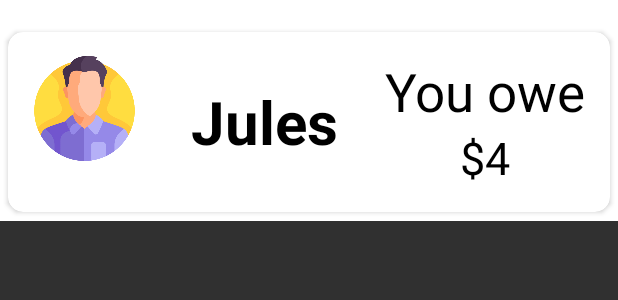
After one commit to Micrell/splitpal, an Android app: the layout item_group.xml on its own in the app's theme, with its tools: preview values and no code run, on a phone screen of 412 x 824 dp. The commit adds this screen. Shown: the top 300 px of the screen. Run offline under Robolectric (Android 15) with nearby library versions, the phone set to English and light mode, and no system bars; Roboto replaces fonts that are not available here.

Commit message:
Added profile item

```diff
--- /dev/null
+++ b/splitpal/app/src/main/res/layout/item_group.xml
@@ -0,0 +1,93 @@
+<?xml version="1.0" encoding="utf-8"?>
+<androidx.constraintlayout.widget.ConstraintLayout xmlns:android="http://schemas.android.com/apk/res/android"
+    xmlns:app="http://schemas.android.com/apk/res-auto"
+    xmlns:tools="http://schemas.android.com/tools"
+    android:layout_width="match_parent"
+    android:layout_height="wrap_content"
+    android:background="@color/white"
+    android:orientation="vertical">
+
+
+    <FrameLayout
+        android:id="@+id/frameLayout"
+        android:layout_width="0dp"
+        android:layout_height="wrap_content"
+        app:layout_constraintEnd_toEndOf="parent"
+        app:layout_constraintStart_toStartOf="parent"
+        app:layout_constraintTop_toTopOf="parent">
+
+        <androidx.cardview.widget.CardView
+            android:id="@+id/item_subCat_cardView"
+            android:layout_width="wrap_content"
+            android:layout_height="wrap_content"
+            android:layout_gravity="right"
+            android:layout_marginTop="15dp"
+            android:elevation="@dimen/nomoola_cardView_elevation"
+            app:cardBackgroundColor="@color/white"
+            app:cardCornerRadius="@dimen/nomoola_cardView_cornerRadius"
+            app:cardUseCompatPadding="true"
+            app:layout_constraintEnd_toEndOf="parent"
+            app:layout_constraintStart_toStartOf="parent"
+            app:layout_constraintTop_toTopOf="parent">
+
+            <LinearLayout
+                android:layout_width="wrap_content"
+                android:layout_height="wrap_content"
+                android:orientation="horizontal">
+
+                <ImageView
+                    android:layout_width="70dp"
+                    android:layout_height="70dp"
+                    android:layout_margin="16dp"
+                    android:layout_marginRight="20dp"
+                    android:elevation="2dp"
+                    android:src="@drawable/profile" />
+                <TextView
+                    android:id="@+id/title"
+                    android:layout_width="wrap_content"
+                    android:layout_height="wrap_content"
+                    android:layout_marginStart="20dp"
+                    android:layout_gravity="center_vertical"
+                    android:text="Jules"
+                    android:textColor="#000000"
+                    android:textSize="40sp"
+                    android:textStyle="bold" />
+
+                <View
+                    android:layout_width="0dp"
+                    android:layout_height="0dp"
+                    android:layout_weight="1" />
+
+                <LinearLayout
+                    android:layout_width="wrap_content"
+                    android:layout_height="wrap_content"
+                    android:layout_gravity="center"
+                    android:layout_margin="16dp"
+                    android:orientation="vertical">
+
+                    <TextView
+                        android:id="@+id/txtOwe"
+                        android:layout_width="wrap_content"
+                        android:layout_height="wrap_content"
+                        android:layout_gravity="center"
+                        android:text="You owe"
+                        android:textColor="#000000"
+                        android:textSize="35dp" />
+
+
+                    <TextView
+                        android:id="@+id/moneyOwe"
+                        android:layout_width="wrap_content"
+                        android:layout_height="wrap_content"
+                        android:layout_gravity="center"
+                        android:text="$4"
+                        android:backgroundTi="@color/blue"
+                        android:textColor="#000000"
+                        android:textSize="30dp" />
+                </LinearLayout>
+            </LinearLayout>
+
+        </androidx.cardview.widget.CardView>
+
+    </FrameLayout>
+</androidx.constraintlayout.widget.ConstraintLayout>
--- a/splitpal/app/src/main/res/layout/item_subcategory.xml
+++ b/splitpal/app/src/main/res/layout/item_subcategory.xml
@@ -24,6 +24,7 @@
             android:orientation="vertical"
             android:padding="10dp">
 
+
             <androidx.constraintlayout.widget.ConstraintLayout
                 android:layout_width="match_parent"
                 android:layout_height="match_parent">
@@ -37,6 +38,7 @@
                     android:textAllCaps="true"
                     android:textColor="@color/black"
                     android:textSize="17sp"
+                    android:layout_marginTop="-20dp"
                     app:layout_constraintBottom_toBottomOf="parent"
                     app:layout_constraintStart_toStartOf="parent"
                     app:layout_constraintTop_toTopOf="parent" />
```
Also changed, not shown: splitpal/app/src/main/res/drawable/profile.png (added).
